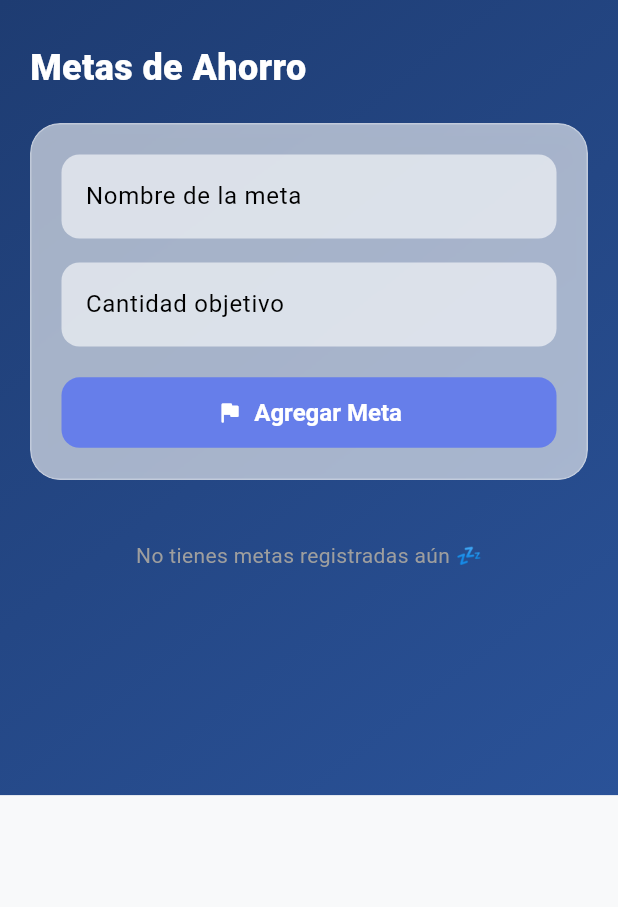
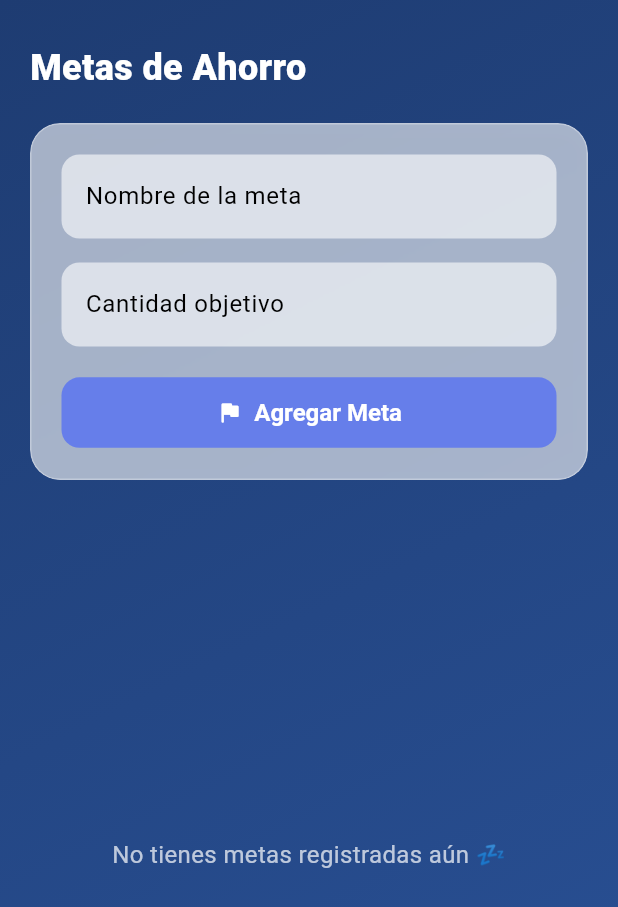
Before and after one commit to jcastanos77/valentina_vault_app, a Flutter app: the GoalPage widget shown alone on an empty page, opened directly, on a phone screen of 412 x 824 dp. Shown: the top 907 px of the screen. Run offline on Flutter 3.47's test engine with Material 3 defaults, Android fonts, the phone set to English and light mode, and no system bars; our stand-ins replace google_fonts, shared_preferences; accounts and stored records are empty; Roboto replaces fonts that are missing (SF Pro Display).

Commit message:
nuevos cambios de diseño

```diff
--- a/lib/Tabs/Goal_page.dart
+++ b/lib/Tabs/Goal_page.dart
@@ -1,7 +1,6 @@
 import 'dart:ui';
 import 'package:flutter/material.dart';
 import 'package:flutter/services.dart';
-import '../Utils/showSnackBar.dart';
 import '../model/SavingsGoal.dart';
 import '../model/Transaction.dart';
 import '../services/ApiService.dart';
@@ -25,7 +24,8 @@ class _GoalPageState extends State<GoalPage> {
   final _apiService = ApiService();
   final _authService = AuthService();
 
-  Map<String, double> get budgets => {
+  Map<String, double> get budgets =>
+      {
         'basicos': _totalIncome * 0.5,
         'ahorro': _totalIncome * 0.3,
         'lujos': _totalIncome * 0.2,
@@ -95,7 +95,8 @@ class _GoalPageState extends State<GoalPage> {
 
       setState(() {
         _goals = data
-            .map<SavingsGoal>((goal) => SavingsGoal(
+            .map<SavingsGoal>((goal) =>
+            SavingsGoal(
               name: goal["name"] ?? "",
               amount: (goal["targetAmount"] ?? 0).toDouble(),
               progress: (goal["progress"] ?? 0).toDouble(),
@@ -118,19 +119,35 @@ class _GoalPageState extends State<GoalPage> {
   Widget build(BuildContext context) {
     final Color primary = const Color(0xFF667EEA);
 
-    return Container(
+    return GestureDetector(
+      onTap: () {
+        FocusScopeNode currentFocus = FocusScope.of(context);
+        if (!currentFocus.hasPrimaryFocus &&
+            currentFocus.focusedChild != null) {
+          currentFocus.focusedChild!.unfocus();
+        }
+      },
+      child: Container(
         decoration: const BoxDecoration(
           gradient: LinearGradient(
             colors: [
               Color(0xFF1e3c72),
-            Color(0xFF2a5298),],
+              Color(0xFF2a5298),
+            ],
             begin: Alignment.topLeft,
             end: Alignment.bottomRight,
           ),
         ),
         child: SafeArea(
-        child: SingleChildScrollView(
+          child: LayoutBuilder(
+            builder: (context, constraints) {
+              return SingleChildScrollView(
                 padding: const EdgeInsets.all(20),
+                child: ConstrainedBox(
+                  constraints: BoxConstraints(
+                    minHeight: constraints.maxHeight, // 👈 fuerza altura mínima
+                  ),
+                  child: IntrinsicHeight(
                     child: Column(
                       crossAxisAlignment: CrossAxisAlignment.start,
                       children: [
@@ -145,7 +162,7 @@ class _GoalPageState extends State<GoalPage> {
                         ),
                         const SizedBox(height: 20),
 
-              // 🧾 Formulario con efecto glass
+                        // 🧾 Formulario glass
                         ClipRRect(
                           borderRadius: BorderRadius.circular(20),
                           child: BackdropFilter(
@@ -195,7 +212,8 @@ class _GoalPageState extends State<GoalPage> {
                                         borderSide: BorderSide.none,
                                       ),
                                     ),
-                          keyboardType: const TextInputType.numberWithOptions(
+                                    keyboardType:
+                                    const TextInputType.numberWithOptions(
                                         decimal: true),
                                     inputFormatters: [
                                       FilteringTextInputFormatter.allow(
@@ -207,17 +225,23 @@ class _GoalPageState extends State<GoalPage> {
                                     width: double.infinity,
                                     child: ElevatedButton.icon(
                                       onPressed: isLoading ? null : _addGoal,
-                            icon:
-                            const Icon(Icons.flag_rounded, color: Colors.white),
-                            label: const Text('Agregar Meta', style: TextStyle(color: Colors.white),),
+                                      icon: const Icon(Icons.flag_rounded,
+                                          color: Colors.white),
+                                      label: const Text(
+                                        'Agregar Meta',
+                                        style: TextStyle(color: Colors.white),
+                                      ),
                                       style: ElevatedButton.styleFrom(
                                         backgroundColor: primary,
                                         shape: RoundedRectangleBorder(
-                                borderRadius: BorderRadius.circular(12),
+                                          borderRadius: BorderRadius.circular(
+                                              12),
                                         ),
-                              padding: const EdgeInsets.symmetric(vertical: 14),
+                                        padding: const EdgeInsets.symmetric(
+                                            vertical: 14),
                                         textStyle: const TextStyle(
-                                  fontWeight: FontWeight.bold, fontSize: 16),
+                                            fontWeight: FontWeight.bold,
+                                            fontSize: 16),
                                       ),
                                     ),
                                   ),
@@ -229,36 +253,37 @@ class _GoalPageState extends State<GoalPage> {
 
                         const SizedBox(height: 20),
 
-              // 📋 Lista de metas
-              if (_goals.isEmpty)
-                const Center(
+                        Expanded(
+                          child: _goals.isEmpty
+                              ? const Center(
                             child: Padding(
                               padding: EdgeInsets.only(top: 20),
                               child: Text(
                                 "No tienes metas registradas aún 💤",
-                      style: TextStyle(color: Colors.grey),
+                                style: TextStyle(
+                                    color: Colors.white70, fontSize: 16),
                               ),
                             ),
-                ),
-              const SizedBox(height: 65),
-              if (_goals.isNotEmpty)
-                ListView.builder(
+                          )
+                              : ListView.builder(
                             shrinkWrap: true,
                             physics: const NeverScrollableScrollPhysics(),
                             itemCount: _goals.length,
                             itemBuilder: (context, index) {
                               final goal = _goals[index];
-                    final progreso =
-                        currentSavings / (goal.amount > 0 ? goal.amount : 1);
-                    final porcentaje =
-                    (progreso.clamp(0, 1) * 100).toStringAsFixed(1);
+                              final progreso = currentSavings /
+                                  (goal.amount > 0 ? goal.amount : 1);
+                              final porcentaje = (progreso.clamp(0, 1) * 100)
+                                  .toStringAsFixed(1);
 
                               return ClipRRect(
                                 borderRadius: BorderRadius.circular(20),
                                 child: BackdropFilter(
-                        filter: ImageFilter.blur(sigmaX: 10, sigmaY: 10),
+                                  filter:
+                                  ImageFilter.blur(sigmaX: 10, sigmaY: 10),
                                   child: Container(
-                          margin: const EdgeInsets.symmetric(vertical: 8),
+                                    margin: const EdgeInsets.symmetric(
+                                        vertical: 8),
                                     padding: const EdgeInsets.all(20),
                                     decoration: BoxDecoration(
                                       color: Colors.white.withOpacity(0.65),
@@ -269,7 +294,8 @@ class _GoalPageState extends State<GoalPage> {
                                       ),
                                     ),
                                     child: Column(
-                            crossAxisAlignment: CrossAxisAlignment.start,
+                                      crossAxisAlignment:
+                                      CrossAxisAlignment.start,
                                       children: [
                                         Text(
                                           goal.name,
@@ -281,12 +307,17 @@ class _GoalPageState extends State<GoalPage> {
                                         ),
                                         const SizedBox(height: 12),
                                         Row(
-                                mainAxisAlignment: MainAxisAlignment.spaceBetween,
+                                          mainAxisAlignment:
+                                          MainAxisAlignment.spaceBetween,
                                           children: [
                                             const Text('Progreso:',
-                                      style: TextStyle(color: Colors.grey)),
+                                                style: TextStyle(
+                                                    color: Colors.grey)),
                                             Text(
-                                    '\$${currentSavings.toStringAsFixed(2)} / \$${goal.amount.toStringAsFixed(2)}',
+                                              '\$${currentSavings
+                                                  .toStringAsFixed(
+                                                  2)} / \$${goal.amount
+                                                  .toStringAsFixed(2)}',
                                               style: const TextStyle(
                                                 color: Color(0xFF1E293B),
                                                 fontWeight: FontWeight.w600,
@@ -296,12 +327,15 @@ class _GoalPageState extends State<GoalPage> {
                                         ),
                                         const SizedBox(height: 10),
                                         ClipRRect(
-                                borderRadius: BorderRadius.circular(10),
+                                          borderRadius:
+                                          BorderRadius.circular(10),
                                           child: LinearProgressIndicator(
                                             value: progreso.clamp(0, 1),
                                             minHeight: 8,
-                                  backgroundColor: Colors.white.withOpacity(0.4),
-                                  valueColor: AlwaysStoppedAnimation<Color>(
+                                            backgroundColor: Colors.white
+                                                .withOpacity(0.4),
+                                            valueColor:
+                                            AlwaysStoppedAnimation<Color>(
                                               primary,
                                             ),
                                           ),
@@ -323,11 +357,17 @@ class _GoalPageState extends State<GoalPage> {
                               );
                             },
                           ),
+                        ),
+
                         const SizedBox(height: 65),
                       ],
                     ),
                   ),
                 ),
               );
-  }
-}
+            },
+          ),
+        ),
+      ),
+    );
+  }}
--- a/lib/Utils/Constants.dart
+++ b/lib/Utils/Constants.dart
@@ -1,3 +1,3 @@
 const String API_BASE_URL =
-    "http://localhost:8080/api" ;
-    //"https://apivalentinavault-production.up.railway.app/api";
+    //"http://localhost:8080/api" ;
+    "https://apivalentinavault-production.up.railway.app/api";
```
Also changed, not shown: lib/FinanceHomePage.dart (+34 -17 lines), lib/Tabs/Trasaction_page.dart (+11 -4 lines). Lines whose indentation alone changed are shown as unchanged.
